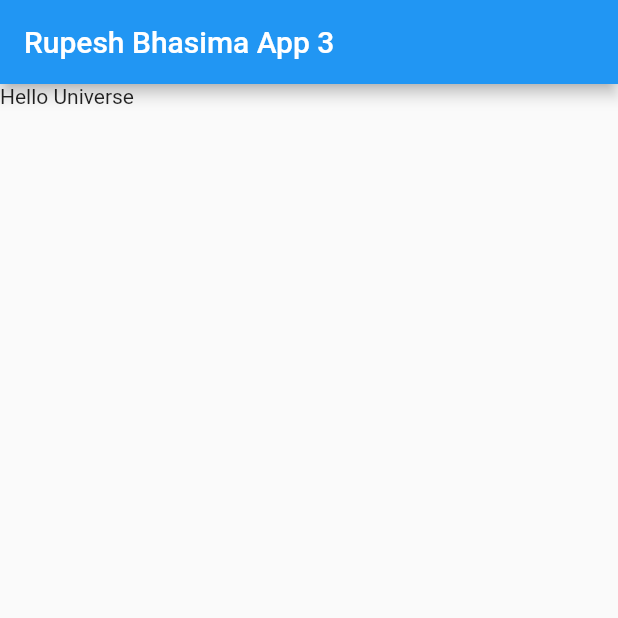
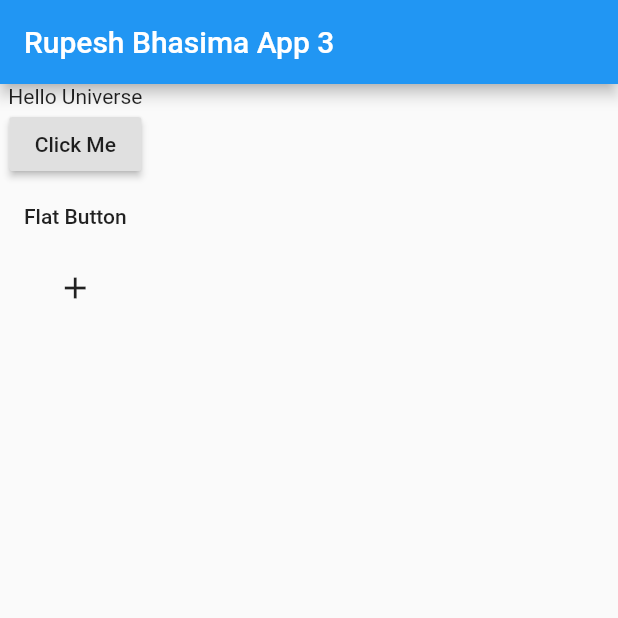
Before and after one commit to RoopsBhasima7/Flutter, a Flutter app: the screen it shows after launch, on a phone screen of 412 x 824 dp, the top half of it. Run offline on Flutter 3.47's test engine with Material 2 defaults, Android fonts, the phone set to English and light mode, and no system bars.

Commit message:
Flutter App3

```diff
--- a/app3/lib/main.dart
+++ b/app3/lib/main.dart
@@ -8,6 +8,13 @@ class HamroApp extends StatefulWidget {
 }
 
 class _HamroAppState extends State<HamroApp> {
+  String name = "Hello Universe";
+
+  void _onClick(){
+    setState(() {
+      name = DateTime.now().toString();
+    });
+  }
   @override
   Widget build(BuildContext context) {
     return Scaffold(
@@ -17,7 +24,10 @@ class _HamroAppState extends State<HamroApp> {
       body: Container(
         child: Column(
           children: <Widget>[
-            Text('Hello Universe')
+            Text(name),
+            RaisedButton(onPressed: (){},child: Text("Click Me"),),
+            FlatButton(onPressed: _onClick, child: Text('Flat Button'),),
+            IconButton(onPressed: _onClick, icon: Icon(Icons.add),)
           ],
         ),
       ),
```
Also changed, not shown: 1 other file.
